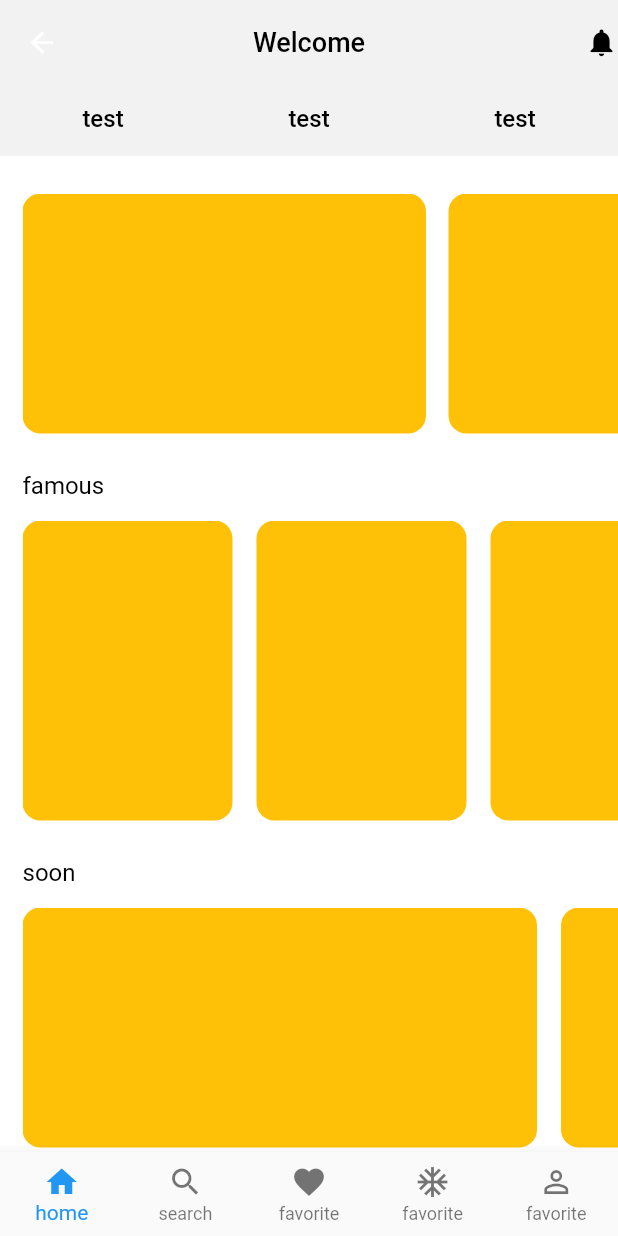
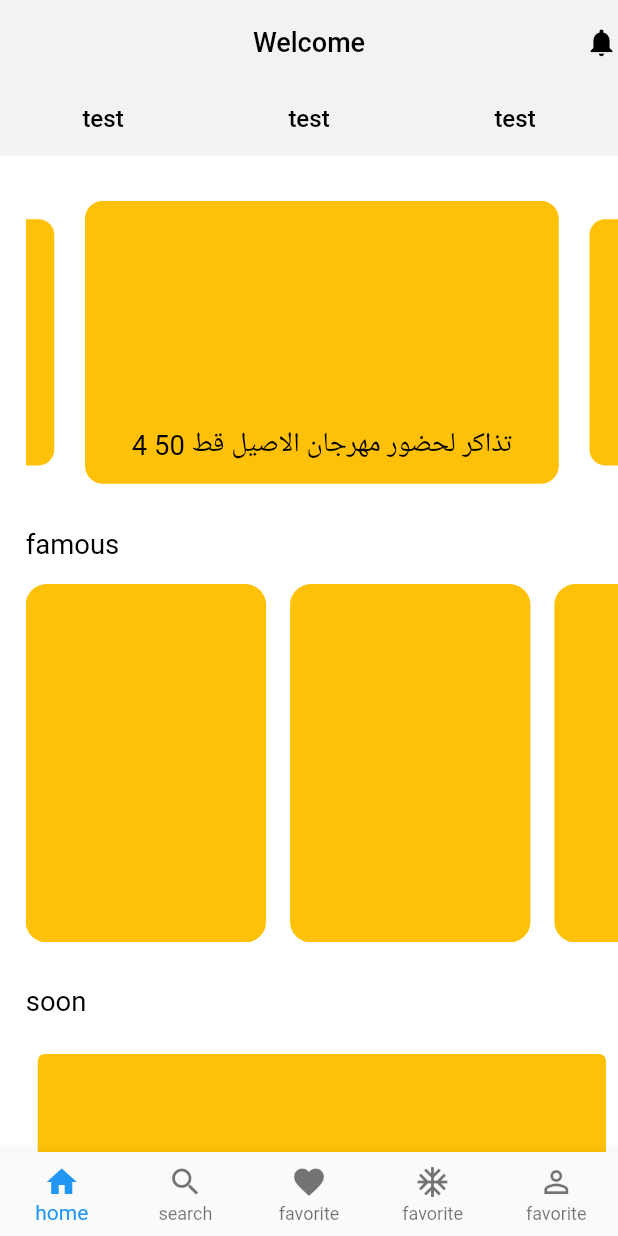
Before and after one commit to hussendev/hakthon, a Flutter app: the MainScreen screen opened directly, on a phone screen of 412 x 824 dp. Run offline on Flutter 3.47's test engine with Material 2 defaults, Android fonts, the light colour scheme and no system bars; drawn by our look-alikes of carousel_slider; our stand-ins replace flutter_screenutil; network calls fail.

Commit message:
add CarouselSlider in home

```diff
--- a/lib/Screens/MainScreen/DitailsScreen/DitailsScreen.dart
+++ b/lib/Screens/MainScreen/DitailsScreen/DitailsScreen.dart
@@ -14,7 +14,6 @@ class DitailsScreen extends StatelessWidget {
         headerSliverBuilder: (BuildContext context, bool innerBoxIsScrolled) {
           return <Widget>[
             SliverAppBar(
-
               expandedHeight: 300.0.h,
               floating: false,
               pinned: true,
--- a/lib/Screens/MainScreen/HomeScreen/HomeScreen.dart
+++ b/lib/Screens/MainScreen/HomeScreen/HomeScreen.dart
@@ -1,4 +1,6 @@
+import 'package:carousel_slider/carousel_slider.dart';
 import 'package:flutter/material.dart';
+import 'package:flutter_screenutil/flutter_screenutil.dart';
 import 'package:hakthon/Screens/MainScreen/MainScreen.dart';
 import 'package:hakthon/widgets/app_text.dart';
 
@@ -9,78 +11,109 @@ class HomeScreen extends StatelessWidget {
 
   @override
   Widget build(BuildContext context) {
-    return Padding(
-      padding: EdgeInsets.only(top: 25, left: 15),
+    return Scaffold(
+      body: Padding(
+        padding: EdgeInsets.only(top: 25.h, left: 15.w),
         child: ListView(
-        // crossAxisAlignment: CrossAxisAlignment.start,
           children: [
+            CarouselSlider(
+              options: CarouselOptions(
+                height: 158.h,
+                initialPage: 1,
+                enableInfiniteScroll: true,
+                reverse: false,
+                autoPlay: true,
+                enlargeCenterPage: true,
+                disableCenter: true,
+                autoPlayInterval: Duration(seconds: 3),
+                autoPlayAnimationDuration: Duration(milliseconds: 800),
+                autoPlayCurve: Curves.fastOutSlowIn,
+                scrollDirection: Axis.horizontal,
+
+              ),
+              items: [
                 Container(
-            height: 160,
-            child: ListView.builder(
-              itemCount: 3,
-              itemBuilder: (context, index) {
-                return Container(
-                  margin: EdgeInsets.only(right: 15),
-                  height: 158,
-                  width: 269,
+                  height: 158.h,
+                  width: 269.w,
+                  child: Padding(
+                    padding: EdgeInsets.symmetric(vertical: 12.h),
+                    child: Column(
+                      mainAxisSize: MainAxisSize.min,
+                      mainAxisAlignment: MainAxisAlignment.end,
+                      children: [
+                        AppText(
+                            text: ' 4 تذاكر لحضور مهرجان الاصيل قط 50 ',
+                            size: 16.sp),
+                      ],
+                    ),
+                  ),
                   decoration: BoxDecoration(
                       color: Colors.amber,
                       borderRadius: BorderRadius.circular(12)),
-                );
-              },
-              scrollDirection: Axis.horizontal,
                 ),
+              ],
             ),
             SizedBox(
-            height: 25,
+              height: 25.h,
             ),
             AppText(
               text: 'famous',
-            size: 16,
+              size: 16.sp,
             ),
             SizedBox(
-            height: 14,
+              height: 14.sp,
             ),
             SliderWidget(),
             SizedBox(
-            height: 25,
+              height: 25.sp,
             ),
             AppText(
               text: 'soon',
-            size: 16,
+              size: 16.sp,
             ),
             SizedBox(
-            height: 14,
+              height: 14.h,
             ),
+            CarouselSlider(
+              options: CarouselOptions(
+                height: 170.h,
+                initialPage: 1,
+                reverse: false,
+                autoPlay: true,
+                disableCenter: true,
+                enableInfiniteScroll: true,
+                viewportFraction: 01,
+                autoPlayInterval: Duration(seconds: 3),
+                autoPlayAnimationDuration: Duration(milliseconds: 800),
+                autoPlayCurve: Curves.fastOutSlowIn,
+                scrollDirection: Axis.horizontal,
+              ),
+              items: [
                 Container(
-            height: 160,
-            child: ListView.builder(
-              itemCount: 3,
-              itemBuilder: (context, index) {
-                return Container(
-                  margin: EdgeInsets.only(right: 16),
-                  height: 170,
-                  width: 343,
+                  margin: EdgeInsets.all(8),
+                  height: 170.h,
+                  width: 343.w,
                   decoration: BoxDecoration(
                       color: Colors.amber,
-                      borderRadius: BorderRadius.circular(12)),
-                );
-              },
-              scrollDirection: Axis.horizontal,
+                      borderRadius: BorderRadius.circular(4.r)),
+                )
+
+              ],
             ),
-          ),
+
             SizedBox(
-            height: 44,
+              height: 44.h,
             ),
             AppText(
               text: 'recently',
-            size: 16,
+              size: 16.sp,
             ),
             SizedBox(
-            height: 14,
+              height: 14.h,
             ),
             SliderWidget(),
           ],
+        ),
       ),
     );
   }
@@ -94,17 +127,16 @@ class SliderWidget extends StatelessWidget {
   @override
   Widget build(BuildContext context) {
     return Container(
-      height: 200,
+      height: 200.h,
       child: ListView.builder(
         itemCount: 3,
         itemBuilder: (context, index) {
           return Container(
             margin: EdgeInsets.only(right: 16),
-            height: 200,
-            width: 140,
+            height: 200.h,
+            width: 140.w,
             decoration: BoxDecoration(
-                color: Colors.amber,
-                borderRadius: BorderRadius.circular(12)),
+                color: Colors.amber, borderRadius: BorderRadius.circular(12.r)),
           );
         },
         scrollDirection: Axis.horizontal,
--- a/lib/main.dart
+++ b/lib/main.dart
@@ -1,17 +1,15 @@
 import 'package:flutter/material.dart';
 import 'package:flutter_screenutil/flutter_screenutil.dart';
+import 'package:hakthon/Screens/MainScreen/HomeScreen/HomeScreen.dart';
 import 'package:hakthon/Screens/MainScreen/MainScreen.dart';
 
 import 'Screens/MainScreen/DitailsScreen/DitailsScreen.dart';
 
 void main() {
-  runApp( MyApp());
+  runApp( Directionality(textDirection: TextDirection.ltr,child: MyApp()));
 }
 
 class MyApp extends StatelessWidget {
-
-
-
 
    @override
   Widget build(BuildContext context) {
@@ -22,7 +20,6 @@ class MyApp extends StatelessWidget {
      builder: (context , child) {
      return Directionality(
         textDirection: TextDirection.ltr,
-
         child: MaterialApp(
           debugShowCheckedModeBanner: false,
           theme: ThemeData(
@@ -36,7 +33,7 @@ size: 22
 
           ),
           themeMode: ThemeMode.light,
-          home: DitailsScreen(imageUrl: "https://images.pexels.com/photos/396547/pexels-photo-396547.jpeg?auto=compress&cs=tinysrgb&h=350",),
+          home: MainScreen(),
         ),
       );}
     );
--- a/pubspec.yaml
+++ b/pubspec.yaml
@@ -37,6 +37,7 @@ dependencies:
   google_fonts: ^3.0.1
   get: ^4.6.5
   flutter_screenutil: ^5.5.4
+  carousel_slider: ^4.1.1
 
 
 
```
Also changed, not shown: pubspec.lock, 1 other file. Lines whose indentation alone changed are shown as unchanged.
